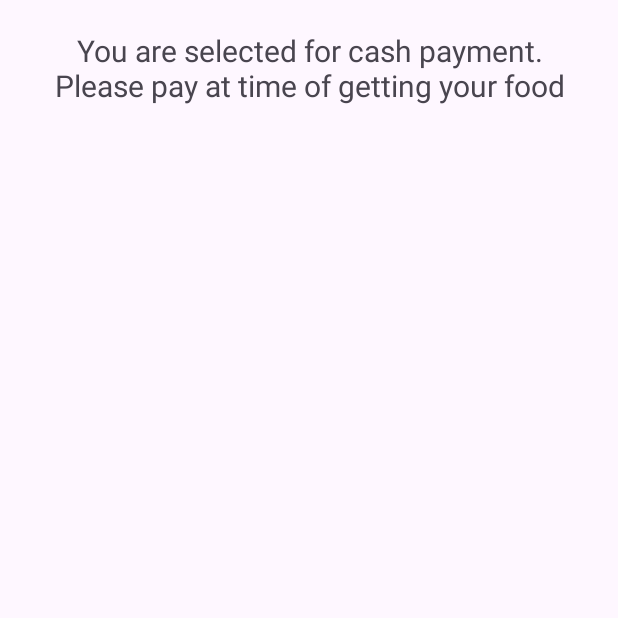
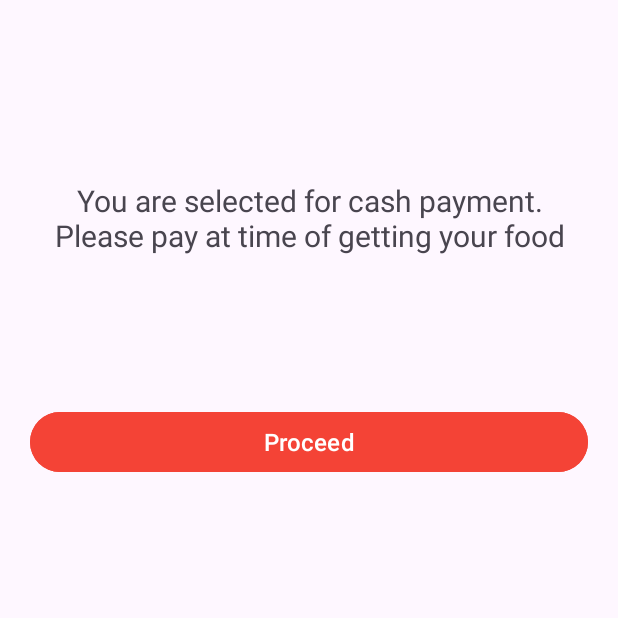
Before and after one commit to tahsinatasnim232002-hub/DineDashApp, an Android app: the CashPaymentActivity screen opened directly, with no data from a screen before it, on a phone screen of 412 x 824 dp, the top half of it. Run offline under Robolectric (Android 15) with nearby library versions, the phone set to English and light mode, and no system bars; Roboto replaces fonts that are not available here.

```diff
--- a/app/src/main/java/com/example/dinedash/ui/CashPaymentActivity.java
+++ b/app/src/main/java/com/example/dinedash/ui/CashPaymentActivity.java
@@ -14,11 +14,11 @@ public class CashPaymentActivity extends AppCompatActivity {
         setContentView(R.layout.activity_cash);
 
         // Button reference from XML
-//        Button proceedBtn = findViewById(R.id.proceedBtn);
+        Button proceedBtn = findViewById(R.id.proceedBtn);
 
-//        proceedBtn.setOnClickListener(v -> {
-//            Intent intent = new Intent(CashPaymentActivity.this, ThankYouActivity.class);
-//            startActivity(intent);
-//        });
+        proceedBtn.setOnClickListener(v -> {
+            Intent intent = new Intent(CashPaymentActivity.this, ThankYouActivity.class);
+            startActivity(intent);
+        });
     }
 }
--- a/app/src/main/res/layout/activity_cash.xml
+++ b/app/src/main/res/layout/activity_cash.xml
@@ -11,22 +11,24 @@
         android:layout_width="match_parent"
         android:layout_height="wrap_content"
         android:gravity="center"
-        android:text="You are selected for cash payment. Please pay at time of getting your food"
+        android:text="@string/cash_message"
         android:textSize="20dp"
         android:textStyle="normal"
         android:fontFamily="@font/protest_riot"
-        />
+        android:layout_marginTop="100dp"
+        app:layout_constraintTop_toTopOf="parent"
+    />
 
-<!--    <Button-->
-<!--        android:id="@+id/proceedBtn"-->
-<!--        android:layout_width="wrap_content"-->
-<!--        android:layout_height="wrap_content"-->
-<!--        android:layout_marginTop="16dp"-->
-<!--        android:backgroundTint="#F44336"-->
-<!--        android:gravity="center"-->
-<!--        android:text="Proceed"-->
-<!--        android:textColor="#000000"-->
-<!--        android:textSize="18sp"-->
-<!--        app:layout_constraintTop_toBottomOf="@id/cashText"-->
-<!--        tools:layout_editor_absoluteX="133dp" />-->
+    <Button
+        android:id="@+id/proceedBtn"
+        android:layout_width="match_parent"
+        android:layout_height="wrap_content"
+        android:layout_marginTop="100dp"
+        android:backgroundTint="#F44336"
+        android:gravity="center"
+        android:text="Proceed"
+        android:textSize="16dp"
+        app:layout_constraintTop_toBottomOf="@id/cashText"
+        tools:layout_editor_absoluteX="133dp"
+    />
 </androidx.constraintlayout.widget.ConstraintLayout>
--- a/app/src/main/res/values/strings.xml
+++ b/app/src/main/res/values/strings.xml
@@ -1,3 +1,4 @@
 <resources>
     <string name="app_name">DineDash</string>
+    <string name="cash_message">You are selected for cash payment. Please pay at time of getting your food</string>
 </resources>
```
Also changed, not shown: 1 other file.
